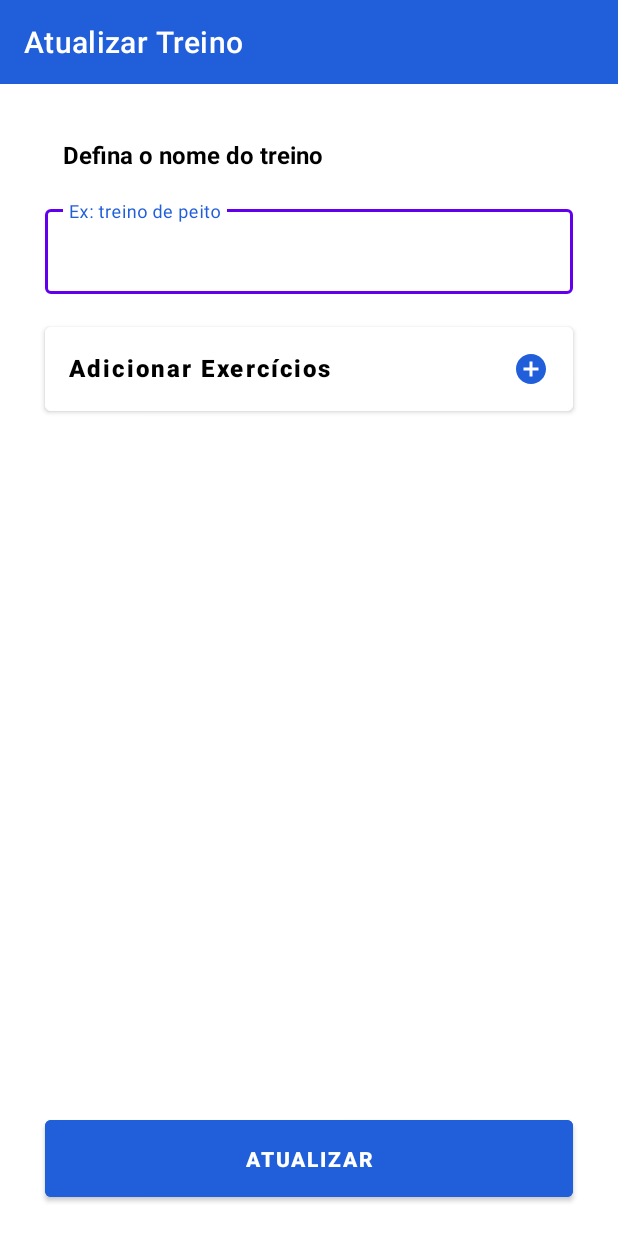
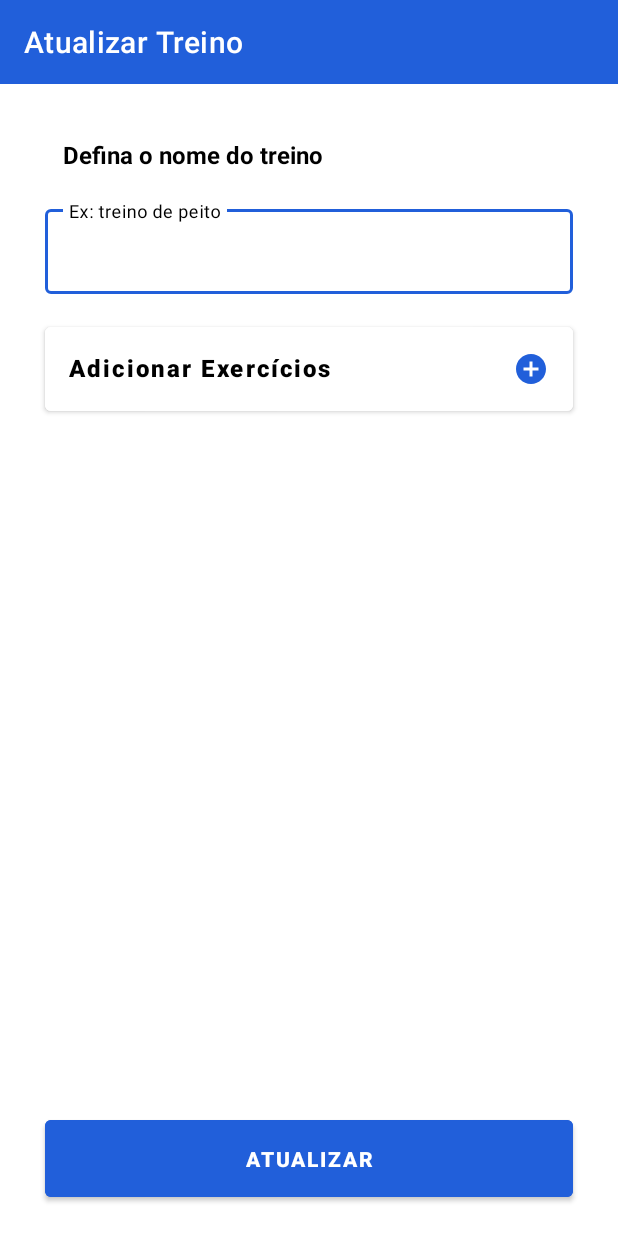
Before and after one commit to EduardoCarvalhoo/training_app, an Android app: the TrainingDetailsActivity screen opened directly, with no data from a screen before it, after a tap on "Atualizar", on a phone screen of 412 x 824 dp. Run offline under Robolectric (Android 15) with nearby library versions, the phone set to English and light mode, and no system bars; our stand-ins replace Firebase (no records; nobody signed in at launch, a user with empty details on screens opened directly).

```diff
--- a/app/src/main/java/com/example/training/presentation/ui/details/TrainingDetailsActivity.kt
+++ b/app/src/main/java/com/example/training/presentation/ui/details/TrainingDetailsActivity.kt
@@ -7,6 +7,7 @@ import androidx.appcompat.app.AppCompatActivity
 import com.example.training.domain.model.Exercise
 import com.example.training.domain.model.Training
 import com.example.training.presentation.ui.update.UpdateTrainingActivity
+import com.example.training.utils.ExerciseListCache
 import com.example.training.utils.SELECTED_TRAINING
 import com.example.training.utils.getCompatParcelableExtra
 import com.example.training.utils.showAlertDialog
@@ -96,4 +97,9 @@ class TrainingDetailsActivity : AppCompatActivity() {
             finish()
         }
     }
+
+    override fun onDestroy() {
+        super.onDestroy()
+        ExerciseListCache.exerciseList = mutableListOf()
+    }
 }
--- a/app/src/main/java/com/example/training/presentation/ui/training/TrainingCreationActivity.kt
+++ b/app/src/main/java/com/example/training/presentation/ui/training/TrainingCreationActivity.kt
@@ -109,4 +109,9 @@ class TrainingCreationActivity : AppCompatActivity() {
             viewModel.getSelectedExerciseList()
         }
     }
+
+    override fun onDestroy() {
+        super.onDestroy()
+        ExerciseListCache.exerciseList = mutableListOf()
+    }
 }
--- a/app/src/main/java/com/example/training/presentation/ui/training/TrainingCreationViewModel.kt
+++ b/app/src/main/java/com/example/training/presentation/ui/training/TrainingCreationViewModel.kt
@@ -70,7 +70,6 @@ class TrainingCreationViewModel(
                         }
                     }
                     is ExercisesResult.Error -> {
-                        // Se não houver exercícios no cache, inicia com lista vazia
                         exerciseList = emptyList()
                         viewModelScope.launch {
                             exercisesRepository.saveExerciseListInCache(exerciseList)
--- a/app/src/main/java/com/example/training/presentation/ui/update/UpdateTrainingActivity.kt
+++ b/app/src/main/java/com/example/training/presentation/ui/update/UpdateTrainingActivity.kt
@@ -7,6 +7,7 @@ import androidx.appcompat.app.AppCompatActivity
 import com.example.training.domain.model.Exercise
 import com.example.training.domain.model.Training
 import com.example.training.presentation.ui.exercises.ExercisesActivity
+import com.example.training.utils.ExerciseListCache
 import com.example.training.utils.SELECTED_TRAINING
 import com.example.training.utils.getCompatParcelableExtra
 import com.example.training.utils.showAlertDialog
@@ -72,6 +73,7 @@ class UpdateTrainingActivity : AppCompatActivity() {
 
     private fun setDescriptionEditText() {
         binding.updateTrainingFieldEditText.setText(training?.description)
+        binding.updateTrainingFieldEditText.requestFocus()
     }
 
     private fun addExercises() {
@@ -93,4 +95,9 @@ class UpdateTrainingActivity : AppCompatActivity() {
         super.onResume()
         viewModel.getSelectedExerciseList()
     }
+
+    override fun onDestroy() {
+        super.onDestroy()
+        ExerciseListCache.exerciseList = mutableListOf()
+    }
 }
--- a/app/src/main/java/com/example/training/presentation/ui/update/UpdateTrainingViewModel.kt
+++ b/app/src/main/java/com/example/training/presentation/ui/update/UpdateTrainingViewModel.kt
@@ -68,7 +68,7 @@ class UpdateTrainingViewModel(
                     when (result) {
                         is TrainingResult.Success -> {
                             successfullySavedDataMutableLiveData.postValue(R.string.update_training_successfully_updated)
-                            ExerciseListCache.exerciseList = emptyList()
+                            ExerciseListCache.exerciseList = mutableListOf()
                         }
                         is TrainingResult.Error -> {
                             errorSavedDataMutableLiveData.postValue(R.string.update_training_error_when_updating_data)
--- a/app/src/main/res/layout/activity_update_training.xml
+++ b/app/src/main/res/layout/activity_update_training.xml
@@ -25,7 +25,7 @@
         android:padding="12dp"
         android:text="@string/training_creation_description_text"
         android:textAllCaps="false"
-        android:textColor="@color/black"
+        android:textColor="?attr/colorOnBackground"
         android:textSize="16sp"
         android:textStyle="bold"
         app:layout_constraintEnd_toStartOf="@+id/update_training_end_guideline"
@@ -40,9 +40,10 @@
         android:layout_marginTop="8dp"
         android:autofillHints="Name"
         android:hint="@string/training_creation_type_text"
-        android:textColorHint="@color/slater_grey"
+        android:textColorHint="?attr/colorOnBackground"
         android:textSize="12sp"
-        app:boxStrokeColor="@color/purple_500"
+        app:boxStrokeColor="?attr/colorPrimary"
+        app:hintTextColor="?attr/colorOnBackground"
         app:layout_constraintEnd_toEndOf="@id/update_training_end_guideline"
         app:layout_constraintStart_toStartOf="@id/update_training_start_guideline"
         app:layout_constraintTop_toBottomOf="@id/update_training_description_text_view">
@@ -52,7 +53,7 @@
             android:layout_width="match_parent"
             android:layout_height="wrap_content"
             android:inputType="text"
-            android:textColor="@color/black" />
+            android:textColor="?attr/colorOnBackground" />
     </com.google.android.material.textfield.TextInputLayout>
 
     <Button
```
Also changed, not shown: app/src/main/java/com/example/training/presentation/ui/details/TrainingDetailsViewModel.kt (+7 -0 lines).
